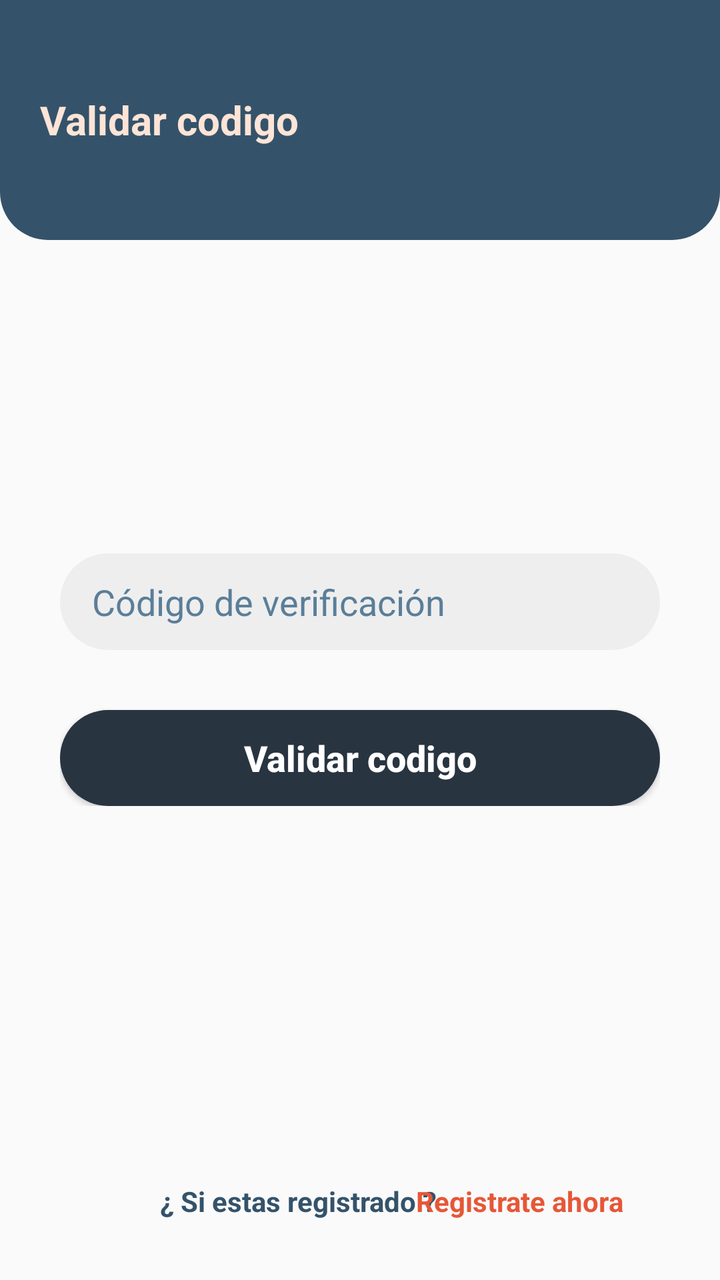
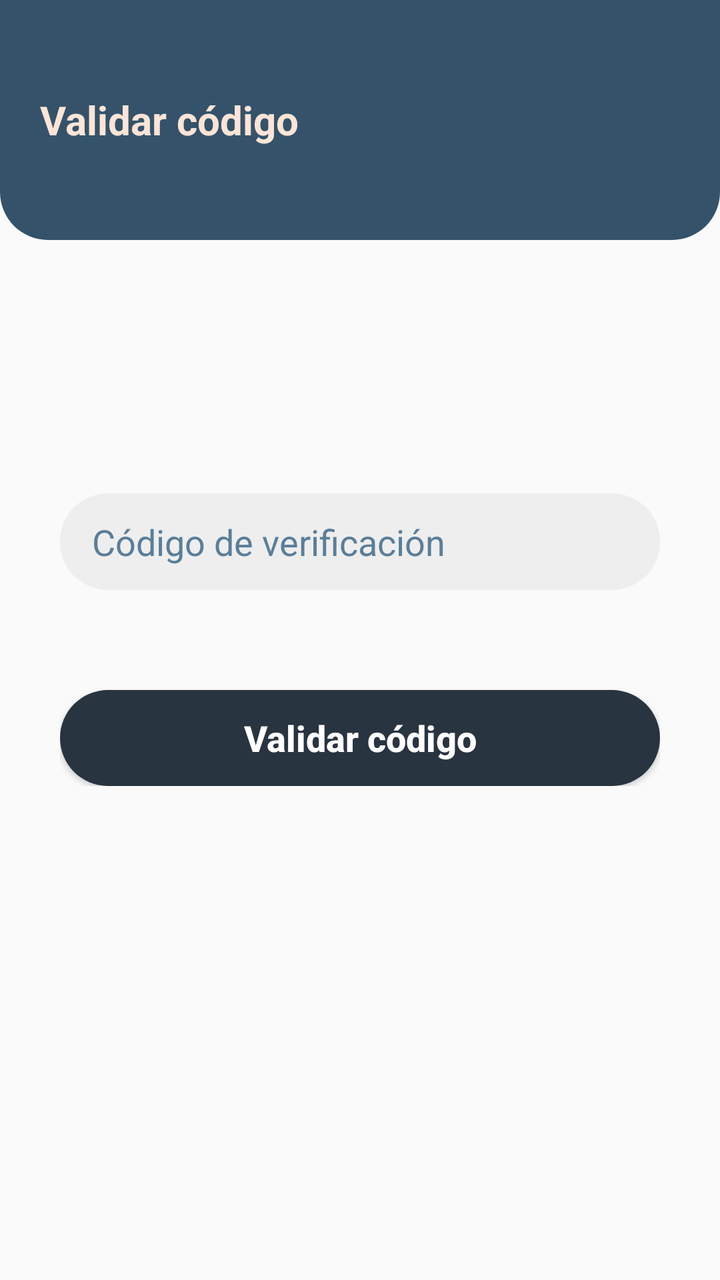

Screens rendered from an Android XML layout before and after an edit, with the pre-edit source and the edit as a unified diff.
<!-- AndroidManifest.xml: application theme Theme.ApkCavoshCafe -->
<!-- res/layout/fragment_validar.xml -->
<?xml version="1.0" encoding="utf-8"?>
<FrameLayout xmlns:android="http://schemas.android.com/apk/res/android"
    xmlns:tools="http://schemas.android.com/tools"
    android:layout_width="match_parent"
    android:layout_height="match_parent"
    xmlns:app="http://schemas.android.com/apk/res-auto"
    tools:context=".ui.Validar">

    <FrameLayout
        android:layout_width="match_parent"
        android:layout_height="120dp"
        android:background="@drawable/sh_bg_header_police_blue" >

        <TextView
            android:layout_width="wrap_content"
            android:layout_height="wrap_content"
            android:layout_gravity="center|start"
            android:layout_marginStart="20dp"
            android:text="Validar codigo"
            android:textColor="@color/flesh"
            android:textSize="20sp"
            android:textStyle="bold" />

    </FrameLayout>

    <LinearLayout
        android:layout_width="match_parent"
        android:layout_height="wrap_content"
        android:layout_marginHorizontal="30dp"
        android:orientation="vertical"
        android:layout_gravity="center_vertical">

        <com.google.android.material.textfield.TextInputLayout
            android:id="@+id/tilCodigo"
            android:layout_width="match_parent"
            android:layout_height="wrap_content"
            android:layout_marginTop="40dp"
            app:endIconMode="clear_text"
            app:hintEnabled="false" >

            <com.google.android.material.textfield.TextInputEditText
                android:layout_width="match_parent"
                android:layout_height="wrap_content"
                android:background="@drawable/se_bg_edt_police_blue"
                android:inputType="text"
                android:paddingHorizontal="16dp"
                android:paddingVertical="12dp"
                android:textColorHint="@color/steel_teal"
                android:hint= "Código de verificación" />

        </com.google.android.material.textfield.TextInputLayout>

        <Button
            android:id="@+id/btnVerificar"
            android:layout_width="match_parent"
            android:layout_height="wrap_content"
            android:layout_gravity="bottom|center"
            android:layout_marginTop="30dp"
            android:background="@drawable/sh_bg_btn_gunmetal"
            android:text="Validar codigo"
            android:textAllCaps="false"
            android:textColor="@color/white"
            android:textSize="18sp"
            android:textStyle="bold" />

    </LinearLayout>

    <TextView
        android:layout_width="wrap_content"
        android:layout_height="wrap_content"
        android:layout_gravity="bottom"
        android:layout_marginStart="80dp"
        android:layout_marginBottom="30dp"
        android:text="¿ Si estas registrado ?"
        android:textColor="@color/police_blue"
        android:textStyle="bold"/>

    <TextView
        android:id="@+id/tvRegistrar"
        android:layout_width="wrap_content"
        android:layout_height="wrap_content"
        android:layout_gravity="bottom|center"
        android:layout_marginStart="80dp"
        android:layout_marginBottom="30dp"
        android:clickable="true"
        android:focusable="true"
        android:text="Registrate ahora"
        android:textColor="@color/carmine_pink"
        android:textStyle="bold"/>

</FrameLayout>
<!-- resources referenced by this layout -->
<resources>
  <color name="carmine_pink">#E65738</color>
  <color name="flesh">#FEE4D6</color>
  <color name="police_blue">#34536A</color>
  <color name="steel_teal">#5A7E99</color>
  <color name="white">#FFFFFFFF</color>
  <!-- drawable se_bg_edt_police_blue (drawable) -->
  <?xml version="1.0" encoding="utf-8"?>
  <selector xmlns:android="http://schemas.android.com/apk/res/android">
  
      <item android:state_enabled="true" android:state_focused="true">
          <shape android:shape="rectangle">
              <corners android:radius="24dp"/>
              <solid android:color="@color/white"/>
              <stroke android:color="@color/police_blue" android:width="1dp"/>
          </shape>
      </item>
  
      <item android:state_enabled="true">
          <shape android:shape="rectangle">
              <corners android:radius="24dp"/>
              <solid android:color="@color/bright_gray"/>
          </shape>
  
      </item>
  </selector>
  <!-- drawable sh_bg_btn_gunmetal (drawable) -->
  <?xml version="1.0" encoding="utf-8"?>
  <shape xmlns:android="http://schemas.android.com/apk/res/android">
  <corners android:radius="25dp"/>
      <solid android:color="@color/gunmetal"/>
  </shape>
  <!-- drawable sh_bg_header_police_blue (drawable) -->
  <?xml version="1.0" encoding="utf-8"?>
  <shape xmlns:android="http://schemas.android.com/apk/res/android">
  <corners android:bottomLeftRadius="24dp"
      android:bottomRightRadius="24dp"/>
      <solid android:color="@color/police_blue"/>
  </shape>
  <style name="Theme.ApkCavoshCafe" parent="Theme.MaterialComponents.DayNight.NoActionBar.Bridge">
          
          <item name="colorPrimary">@color/purple_500</item>
          <item name="colorPrimaryVariant">@color/purple_700</item>
          <item name="colorOnPrimary">@color/white</item>
          
          <item name="colorSecondary">@color/teal_200</item>
          <item name="colorSecondaryVariant">@color/teal_700</item>
          <item name="colorOnSecondary">@color/black</item>
          
          <item name="android:statusBarColor">?attr/colorPrimaryVariant</item>
          
      </style>
  <color name="bright_gray">#EEEEEE</color>
  <color name="gunmetal">#293441</color>
  <color name="purple_500">#FF6200EE</color>
  <color name="purple_700">#FF3700B3</color>
  <color name="teal_200">#FF03DAC5</color>
  <color name="teal_700">#FF018786</color>
  <color name="black">#FF000000</color>
</resources>

<!-- the commit's change to res/layout/fragment_validar.xml (unified diff, before → after) -->
@@ -1,9 +1,10 @@
 <?xml version="1.0" encoding="utf-8"?>
-<FrameLayout xmlns:android="http://schemas.android.com/apk/res/android"
+<FrameLayout
+    xmlns:android="http://schemas.android.com/apk/res/android"
     xmlns:tools="http://schemas.android.com/tools"
+    xmlns:app="http://schemas.android.com/apk/res-auto"
     android:layout_width="match_parent"
     android:layout_height="match_parent"
-    xmlns:app="http://schemas.android.com/apk/res-auto"
     tools:context=".ui.Validar">
 
     <FrameLayout
@@ -16,7 +17,7 @@
             android:layout_height="wrap_content"
             android:layout_gravity="center|start"
             android:layout_marginStart="20dp"
-            android:text="Validar codigo"
+            android:text="Validar código"
             android:textColor="@color/flesh"
             android:textSize="20sp"
             android:textStyle="bold" />
@@ -27,14 +28,13 @@
         android:layout_width="match_parent"
         android:layout_height="wrap_content"
         android:layout_marginHorizontal="30dp"
-        android:orientation="vertical"
-        android:layout_gravity="center_vertical">
+        android:layout_gravity="center"
+        android:orientation="vertical" >
 
         <com.google.android.material.textfield.TextInputLayout
             android:id="@+id/tilCodigo"
             android:layout_width="match_parent"
             android:layout_height="wrap_content"
-            android:layout_marginTop="40dp"
             app:endIconMode="clear_text"
             app:hintEnabled="false" >
 
@@ -42,7 +42,8 @@
                 android:layout_width="match_parent"
                 android:layout_height="wrap_content"
                 android:background="@drawable/se_bg_edt_police_blue"
-                android:inputType="text"
+                android:inputType="number"
+                android:maxLength="4"
                 android:paddingHorizontal="16dp"
                 android:paddingVertical="12dp"
                 android:textColorHint="@color/steel_teal"
@@ -51,13 +52,13 @@
         </com.google.android.material.textfield.TextInputLayout>
 
         <Button
-            android:id="@+id/btnVerificar"
+            android:id="@+id/btnValidar"
             android:layout_width="match_parent"
             android:layout_height="wrap_content"
             android:layout_gravity="bottom|center"
-            android:layout_marginTop="30dp"
+            android:layout_marginTop="50dp"
             android:background="@drawable/sh_bg_btn_gunmetal"
-            android:text="Validar codigo"
+            android:text="Validar código"
             android:textAllCaps="false"
             android:textColor="@color/white"
             android:textSize="18sp"
@@ -65,27 +66,4 @@
 
     </LinearLayout>
 
-    <TextView
-        android:layout_width="wrap_content"
-        android:layout_height="wrap_content"
-        android:layout_gravity="bottom"
-        android:layout_marginStart="80dp"
-        android:layout_marginBottom="30dp"
-        android:text="¿ Si estas registrado ?"
-        android:textColor="@color/police_blue"
-        android:textStyle="bold"/>
-
-    <TextView
-        android:id="@+id/tvRegistrar"
-        android:layout_width="wrap_content"
-        android:layout_height="wrap_content"
-        android:layout_gravity="bottom|center"
-        android:layout_marginStart="80dp"
-        android:layout_marginBottom="30dp"
-        android:clickable="true"
-        android:focusable="true"
-        android:text="Registrate ahora"
-        android:textColor="@color/carmine_pink"
-        android:textStyle="bold"/>
-
 </FrameLayout>
<!-- resource entries referenced after the edit -->
@@ -1,6 +1,5 @@
 <!-- resources referenced by this layout -->
 <resources>
-  <color name="carmine_pink">#E65738</color>
   <color name="flesh">#FEE4D6</color>
   <color name="police_blue">#34536A</color>
   <color name="steel_teal">#5A7E99</color>
